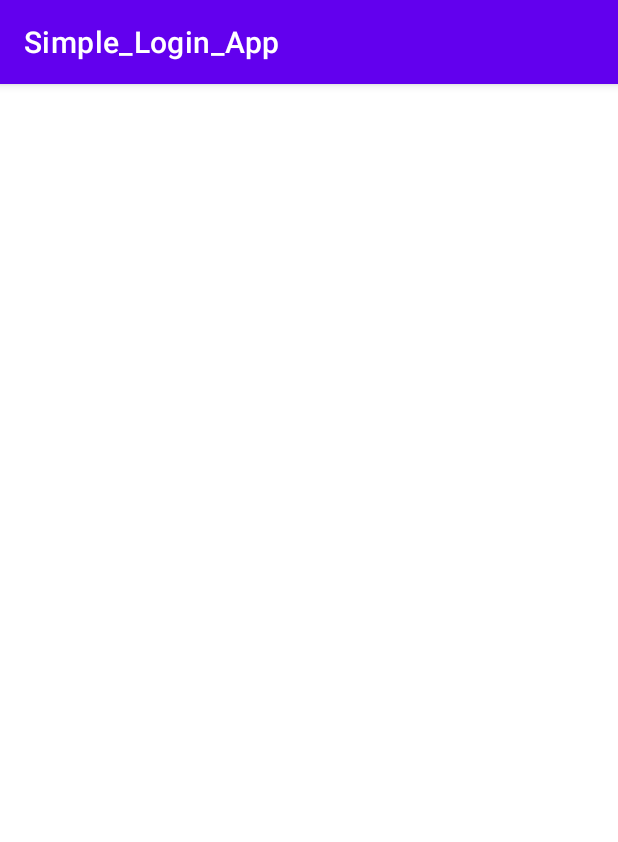
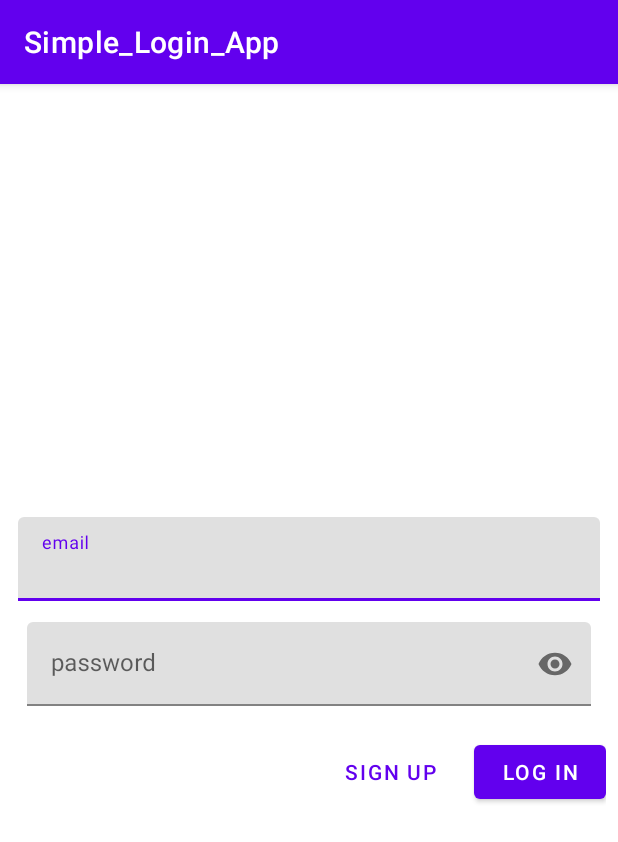
Before and after one commit to Tosin5S/Simple_Login_App, an Android app: the screen it shows after launch (MainActivity before the commit, LoginActivity after it), on a phone screen of 412 x 824 dp. Shown: the top 842 px of the screen. Run offline under Robolectric (Android 15) with nearby library versions, the phone set to English and light mode, and no system bars.

Commit message:
LoginActivity was added though having some bugs.

```diff
--- a/app/src/main/AndroidManifest.xml
+++ b/app/src/main/AndroidManifest.xml
@@ -9,7 +9,14 @@
         android:roundIcon="@mipmap/ic_launcher_round"
         android:supportsRtl="true"
         android:theme="@style/Theme.Simple_Login_App">
-        <activity android:name=".DetailActivity"></activity>
+        <activity android:name=".LoginActivity">
+            <intent-filter>
+                <action android:name="android.intent.action.MAIN" />
+
+                <category android:name="android.intent.category.LAUNCHER" />
+            </intent-filter>
+        </activity>
+        <activity android:name=".DetailActivity" />
         <activity android:name=".MainActivity">
             <intent-filter>
                 <action android:name="android.intent.action.MAIN" />
--- /dev/null
+++ b/app/src/main/java/com/x5s/simple_login_app/LoginActivity.kt
@@ -0,0 +1,37 @@
+package com.x5s.simple_login_app
+
+import android.content.Intent
+import androidx.appcompat.app.AppCompatActivity
+import android.os.Bundle
+import android.widget.Toast
+import com.google.android.material.button.MaterialButton
+import com.google.android.material.textfield.TextInputEditText
+
+class LoginActivity : AppCompatActivity() {
+    override fun onCreate(savedInstanceState: Bundle?) {
+        super.onCreate(savedInstanceState)
+        setContentView(R.layout.activity_login)
+
+        signIn()
+    }
+
+    private fun signIn(){
+        val email = findViewById<TextInputEditText>(R.id.email_edit_text)
+        val password = findViewById<TextInputEditText>(R.id.password_edit_text)
+        val loginButton = findViewById<MaterialButton>(R.id.login_button)
+
+        loginButton.setOnClickListener(){
+            if(email.toString().isNullOrEmpty() || password.toString().isNullOrEmpty()) {
+                Toast.makeText(this,"Email or Password is not provided", Toast.LENGTH_LONG).show()
+            }else {
+                if (email.toString() == "zuri@gmail.com" && password.toString() == "12345") {
+                    val intent = Intent(this, MainActivity::class.java)
+                    startActivity(intent)
+                } else {
+                    Toast.makeText(this, "Wrong email or password", Toast.LENGTH_LONG).show()
+
+                }
+            }
+        }
+    }
+}
--- /dev/null
+++ b/app/src/main/res/layout/activity_login.xml
@@ -0,0 +1,67 @@
+<?xml version="1.0" encoding="utf-8"?>
+<LinearLayout xmlns:android="http://schemas.android.com/apk/res/android"
+    xmlns:app="http://schemas.android.com/apk/res-auto"
+    xmlns:tools="http://schemas.android.com/tools"
+    android:layout_width="match_parent"
+    android:layout_height="match_parent"
+    android:orientation= "vertical"
+    android:gravity= "center_vertical"
+    android:padding= "8dp"
+    tools:context=".LoginActivity">
+
+    <com.google.android.material.textfield.TextInputLayout
+        android:layout_width="match_parent"
+        android:layout_height="wrap_content"
+        android:layout_margin="4dp"
+        android:hint= "@string/hint_email">
+
+        <com.google.android.material.textfield.TextInputEditText
+            android:id="@+id/email_edit_text"
+            android:layout_width="match_parent"
+            android:layout_height="wrap_content"
+            android:inputType="textEmailAddress"/>
+    </com.google.android.material.textfield.TextInputLayout>
+
+    <com.google.android.material.textfield.TextInputLayout
+        android:id="@+id/password_text_input"
+        android:layout_width="match_parent"
+        android:layout_height="wrap_content"
+        app:passwordToggleEnabled="true"
+        android:layout_margin = "10dp"
+        android:hint= "@string/hint_password">
+
+        <com.google.android.material.textfield.TextInputEditText
+            android:id="@+id/password_edit_text"
+            android:layout_width= "match_parent"
+            android:layout_height= "wrap_content"
+            android:inputType="textPassword"/>
+
+    </com.google.android.material.textfield.TextInputLayout>
+
+    <RelativeLayout
+        android:layout_width="match_parent"
+        android:layout_height="wrap_content"
+        android:layout_marginTop="10dp">
+
+        <com.google.android.material.button.MaterialButton
+            android:id = "@+id/login_button"
+            android:layout_width="wrap_content"
+            android:layout_height="wrap_content"
+            android:layout_alignParentEnd="true"
+            android:layout_alignParentRight="true"
+            android:text="@string/log_in"/>
+
+        <com.google.android.material.button.MaterialButton
+            android:id="@+id/signup_button"
+            style= "@style/Widget.MaterialComponents.Button.TextButton"
+            android:layout_width="wrap_content"
+            android:layout_height="wrap_content"
+            android:layout_marginEnd="12dp"
+            android:layout_marginRight="12dp"
+            android:layout_toStartOf="@+id/login_button"
+            android:layout_toLeftOf="@+id/login_button"
+            android:text="@string/sign_up"/>
+
+    </RelativeLayout>
+
+</LinearLayout>
--- a/app/src/main/res/values/strings.xml
+++ b/app/src/main/res/values/strings.xml
@@ -1,3 +1,7 @@
 <resources>
     <string name="app_name">Simple_Login_App</string>
+    <string name="hint_email">email</string>
+    <string name="hint_password">password</string>
+    <string name="log_in">LOG IN</string>
+    <string name="sign_up">SIGN UP</string>
 </resources>
```
